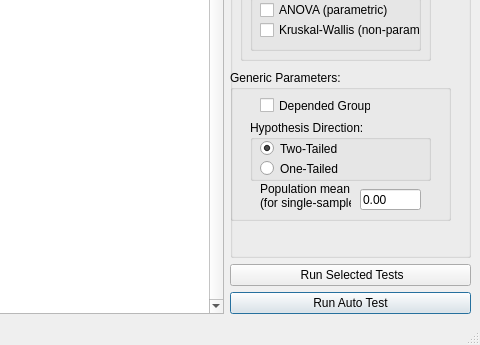
Old version of the form statlib/gui/mainwindow_layout.ui in the repository konung-yaropolk/NPL; both pictures show x 585 to 1065 and y 399 to 744 of the 1065 by 744 pixel window.
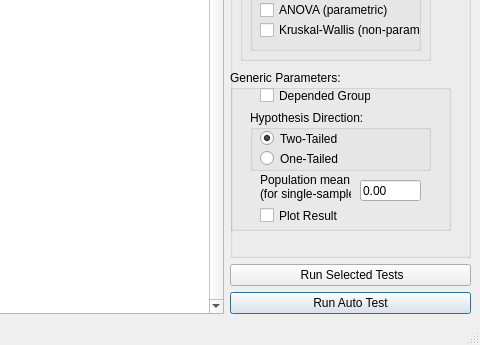
New version of the form. Icons and pictures are not drawn.

```diff
--- a/statlib/gui/mainwindow_layout.ui
+++ b/statlib/gui/mainwindow_layout.ui
@@ -201,7 +201,7 @@
            <x>0</x>
            <y>460</y>
            <width>221</width>
-           <height>151</height>
+           <height>161</height>
           </rect>
          </property>
          <property name="title">
@@ -214,7 +214,7 @@
           <property name="geometry">
            <rect>
             <x>30</x>
-            <y>20</y>
+            <y>10</y>
             <width>111</width>
             <height>31</height>
            </rect>
@@ -227,7 +227,7 @@
           <property name="geometry">
            <rect>
             <x>20</x>
-            <y>50</y>
+            <y>40</y>
             <width>181</width>
             <height>61</height>
            </rect>
@@ -269,7 +269,7 @@
           <property name="geometry">
            <rect>
             <x>30</x>
-            <y>110</y>
+            <y>101</y>
             <width>91</width>
             <height>31</height>
            </rect>
@@ -283,7 +283,7 @@
           <property name="geometry">
            <rect>
             <x>130</x>
-            <y>119</y>
+            <y>110</y>
             <width>61</width>
             <height>21</height>
            </rect>
@@ -298,6 +298,19 @@
            <number>20</number>
           </property>
          </widget>
+         <widget class="QCheckBox" name="makePlot">
+          <property name="geometry">
+           <rect>
+            <x>30</x>
+            <y>130</y>
+            <width>111</width>
+            <height>31</height>
+           </rect>
+          </property>
+          <property name="text">
+           <string>Plot Result</string>
+          </property>
+         </widget>
         </widget>
         <widget class="QGroupBox" name="groupBox_8">
          <property name="geometry">
@@ -381,9 +394,9 @@
          <property name="geometry">
           <rect>
            <x>10</x>
-           <y>600</y>
+           <y>610</y>
            <width>201</width>
-           <height>41</height>
+           <height>31</height>
           </rect>
          </property>
          <property name="font">
```
